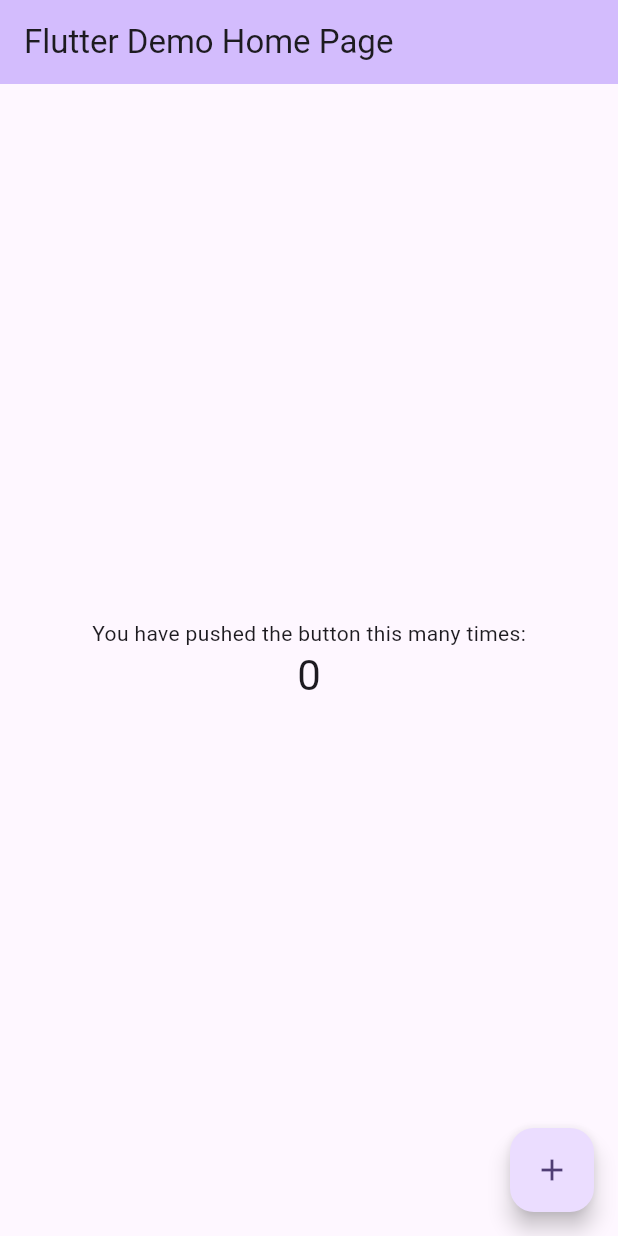
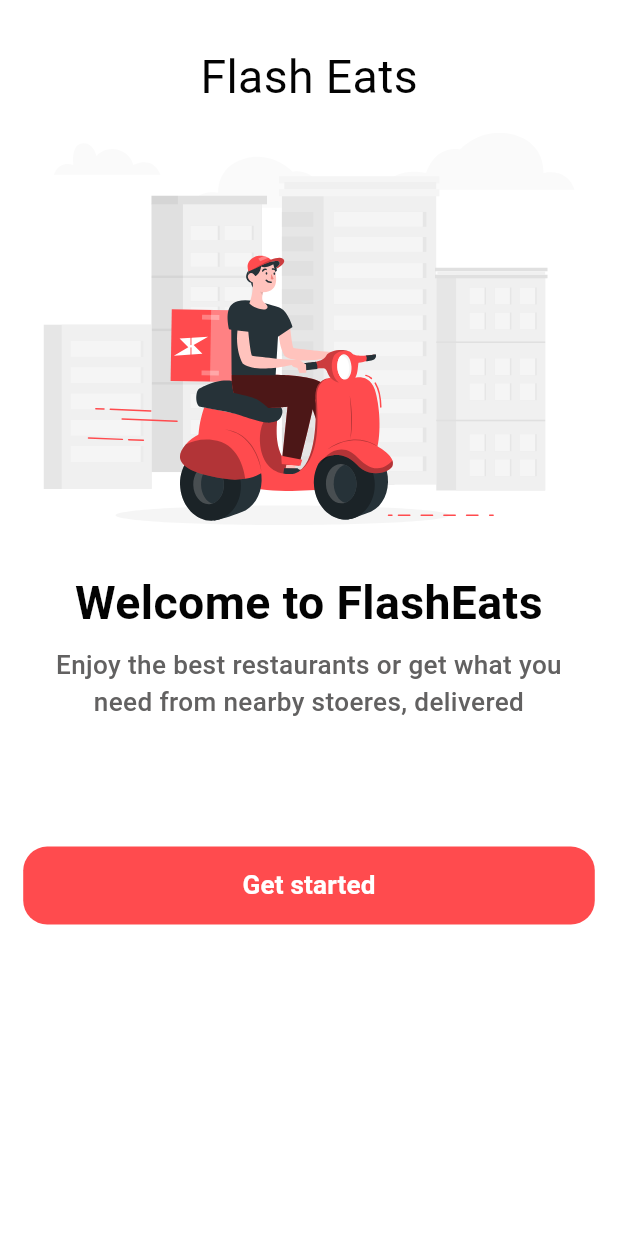
Before and after one commit to AymenSensai/FlashEats, a Flutter app: the screen it shows after launch, on a phone screen of 412 x 824 dp. Run offline on Flutter 3.47's test engine with Material 3 defaults, Android fonts, the phone set to English and light mode, and no system bars; our stand-ins replace flutter_screenutil, flutter_svg.

Commit message:
added onboarding Screen

```diff
--- /dev/null
+++ b/lib/core/helpers/extensions.dart
@@ -0,0 +1,20 @@
+import 'package:flutter/material.dart';
+
+extension Navigation on BuildContext {
+  Future<dynamic> pushNamed(String routeName, {Object? arguments}) {
+    return Navigator.of(this).pushNamed(routeName, arguments: arguments);
+  }
+
+  Future<dynamic> pushReplacementNamed(String routeName, {Object? arguments}) {
+    return Navigator.of(this)
+        .pushReplacementNamed(routeName, arguments: arguments);
+  }
+
+  Future<dynamic> pushNamedAndRemoveUntil(String routeName,
+      {Object? arguments, required RoutePredicate predicate}) {
+    return Navigator.of(this)
+        .pushNamedAndRemoveUntil(routeName, predicate, arguments: arguments);
+  }
+
+  void pop() => Navigator.of(this).pop();
+}
--- /dev/null
+++ b/lib/core/routing/app_router.dart
@@ -0,0 +1,24 @@
+import 'package:flash_eats/core/routing/routes.dart';
+import 'package:flash_eats/features/authentication/ui/widgets/phone_registration_screen.dart';
+import 'package:flash_eats/features/onboarding/onboarding_screen.dart';
+import 'package:flutter/material.dart';
+
+class AppRouter {
+  Route generateRoute(RouteSettings settings) {
+    // this arguments to be passed in any screen like this (argument as ClassName)
+    final arguments = settings.arguments;
+
+    switch (settings.name) {
+      case Routes.onBoardingScreen:
+        return MaterialPageRoute(builder: (_) => const OnboardingScreen());
+      case Routes.phoneRegistration:
+        return MaterialPageRoute(builder: (_) => const PhoneRegistration());
+      default:
+        return MaterialPageRoute(
+            builder: (_) => Scaffold(
+                  body: Center(
+                      child: Text("No route defined for ${settings.name}")),
+                ));
+    }
+  }
+}
--- /dev/null
+++ b/lib/core/routing/routes.dart
@@ -0,0 +1,4 @@
+class Routes {
+  static const String onBoardingScreen = '/onBoardingScreen';
+  static const String phoneRegistration = '/phoneRegistration';
+}
--- /dev/null
+++ b/lib/core/theming/colors.dart
@@ -0,0 +1,7 @@
+import 'package:flutter/material.dart';
+
+class ColorsManager {
+  static const Color mainOrange = Color(0xFFFF4B4E);
+  static const Color black = Color(0xFF030303);
+  static const Color gray = Color(0xFF626161);
+}
--- /dev/null
+++ b/lib/core/theming/styles.dart
@@ -0,0 +1,19 @@
+import 'package:flash_eats/core/theming/colors.dart';
+import 'package:flutter/material.dart';
+import 'package:flutter_screenutil/flutter_screenutil.dart';
+
+class TextStyles {
+  static TextStyle font32BlackNormal = TextStyle(
+      fontSize: 32.sp,
+      fontWeight: FontWeight.normal,
+      color: ColorsManager.black);
+
+  static TextStyle font32BlackBold = TextStyle(
+      fontSize: 32.sp, fontWeight: FontWeight.bold, color: ColorsManager.black);
+
+  static TextStyle font18GraykMedium = TextStyle(
+      fontSize: 18.sp, fontWeight: FontWeight.w500, color: ColorsManager.gray);
+
+  static TextStyle font18WhiteSemiBold = TextStyle(
+      fontSize: 18.sp, fontWeight: FontWeight.w600, color: Colors.white);
+}
--- /dev/null
+++ b/lib/features/authentication/ui/widgets/phone_registration_screen.dart
@@ -0,0 +1,12 @@
+import 'package:flutter/material.dart';
+
+class PhoneRegistration extends StatelessWidget {
+  const PhoneRegistration({super.key});
+
+  @override
+  Widget build(BuildContext context) {
+    return const Scaffold(
+      body: Center(child: Text("PhoneRegistration Screen")),
+    );
+  }
+}
--- /dev/null
+++ b/lib/features/onboarding/onboarding_screen.dart
@@ -0,0 +1,44 @@
+import 'package:flash_eats/core/theming/styles.dart';
+import 'package:flash_eats/features/onboarding/widgets/get_started_button.dart';
+import 'package:flutter/material.dart';
+import 'package:flutter_screenutil/flutter_screenutil.dart';
+import 'package:flutter_svg/flutter_svg.dart';
+
+class OnboardingScreen extends StatelessWidget {
+  const OnboardingScreen({super.key});
+
+  @override
+  Widget build(BuildContext context) {
+    return Scaffold(
+        body: SafeArea(
+            child: SingleChildScrollView(
+                child: Padding(
+      padding:
+          EdgeInsets.only(top: 30.h, bottom: 30.h, right: 16.h, left: 16.h),
+      child: Column(
+        children: [
+          Text(
+            "Flash Eats",
+            style: TextStyles.font32BlackNormal,
+          ),
+          SizedBox(height: 16.h),
+          SvgPicture.asset('assets/svgs/onboarding_illustration.svg'),
+          SizedBox(height: 30.h),
+          Text(
+            "Welcome to FlashEats",
+            style: TextStyles.font32BlackBold,
+            textAlign: TextAlign.center,
+          ),
+          SizedBox(height: 8.h),
+          Text(
+            "Enjoy the best restaurants or get what you need from nearby stoeres, delivered",
+            style: TextStyles.font18GraykMedium,
+            textAlign: TextAlign.center,
+          ),
+          SizedBox(height: 86.h),
+          const GetStartedButton()
+        ],
+      ),
+    ))));
+  }
+}
--- /dev/null
+++ b/lib/features/onboarding/widgets/get_started_button.dart
@@ -0,0 +1,29 @@
+import 'package:flash_eats/core/helpers/extensions.dart';
+import 'package:flash_eats/core/routing/routes.dart';
+import 'package:flash_eats/core/theming/colors.dart';
+import 'package:flash_eats/core/theming/styles.dart';
+import 'package:flutter/material.dart';
+
+class GetStartedButton extends StatelessWidget {
+  const GetStartedButton({super.key});
+
+  @override
+  Widget build(BuildContext context) {
+    return TextButton(
+      onPressed: () {
+        context.pushNamed(Routes.phoneRegistration);
+      },
+      style: ButtonStyle(
+          backgroundColor: MaterialStateProperty.all(ColorsManager.mainOrange),
+          tapTargetSize: MaterialTapTargetSize.shrinkWrap,
+          minimumSize:
+              MaterialStateProperty.all(const Size(double.infinity, 52)),
+          shape: MaterialStateProperty.all(
+              RoundedRectangleBorder(borderRadius: BorderRadius.circular(16)))),
+      child: Text(
+        "Get started",
+        style: TextStyles.font18WhiteSemiBold,
+      ),
+    );
+  }
+}
--- /dev/null
+++ b/lib/flash_eats_app.dart
@@ -0,0 +1,28 @@
+import 'package:flash_eats/core/routing/app_router.dart';
+import 'package:flash_eats/core/routing/routes.dart';
+import 'package:flash_eats/core/theming/colors.dart';
+import 'package:flutter/material.dart';
+import 'package:flutter_screenutil/flutter_screenutil.dart';
+
+class FlashEatsApp extends StatelessWidget {
+  final AppRouter appRouter;
+  const FlashEatsApp({super.key, required this.appRouter});
+
+  @override
+  Widget build(BuildContext context) {
+    return ScreenUtilInit(
+      designSize: const Size(393, 852),
+      minTextAdapt: true,
+      splitScreenMode: true,
+      child: MaterialApp(
+        debugShowCheckedModeBanner: false,
+        title: 'Flash Eats',
+        theme: ThemeData(
+            primaryColor: ColorsManager.mainOrange,
+            scaffoldBackgroundColor: Colors.white),
+        onGenerateRoute: appRouter.generateRoute,
+        initialRoute: Routes.onBoardingScreen,
+      ),
+    );
+  }
+}
--- a/lib/main.dart
+++ b/lib/main.dart
@@ -1,126 +1,7 @@
+import 'package:flash_eats/core/routing/app_router.dart';
+import 'package:flash_eats/flash_eats_app.dart';
 import 'package:flutter/material.dart';
 
 void main() {
-  runApp(const MyApp());
+  runApp(FlashEatsApp(appRouter: AppRouter()));
 }
-
-class MyApp extends StatelessWidget {
-  const MyApp({super.key});
-
-  // This widget is the root of your application.
-  @override
-  Widget build(BuildContext context) {
-    return MaterialApp(
-      debugShowCheckedModeBanner: false,
-      title: 'Flutter Demo',
-      theme: ThemeData(
-        // This is the theme of your application.
-        //
-        // TRY THIS: Try running your application with "flutter run". You'll see
-        // the application has a purple toolbar. Then, without quitting the app,
-        // try changing the seedColor in the colorScheme below to Colors.green
-        // and then invoke "hot reload" (save your changes or press the "hot
-        // reload" button in a Flutter-supported IDE, or press "r" if you used
-        // the command line to start the app).
-        //
-        // Notice that the counter didn't reset back to zero; the application
-        // state is not lost during the reload. To reset the state, use hot
-        // restart instead.
-        //
-        // This works for code too, not just values: Most code changes can be
-        // tested with just a hot reload.
-        colorScheme: ColorScheme.fromSeed(seedColor: Colors.deepPurple),
-        useMaterial3: true,
-      ),
-      home: const MyHomePage(title: 'Flutter Demo Home Page'),
-    );
-  }
-}
-
-class MyHomePage extends StatefulWidget {
-  const MyHomePage({super.key, required this.title});
-
-  // This widget is the home page of your application. It is stateful, meaning
-  // that it has a State object (defined below) that contains fields that affect
-  // how it looks.
-
-  // This class is the configuration for the state. It holds the values (in this
-  // case the title) provided by the parent (in this case the App widget) and
-  // used by the build method of the State. Fields in a Widget subclass are
-  // always marked "final".
-
-  final String title;
-
-  @override
-  State<MyHomePage> createState() => _MyHomePageState();
-}
-
-class _MyHomePageState extends State<MyHomePage> {
-  int _counter = 0;
-
-  void _incrementCounter() {
-    setState(() {
-      // This call to setState tells the Flutter framework that something has
-      // changed in this State, which causes it to rerun the build method below
-      // so that the display can reflect the updated values. If we changed
-      // _counter without calling setState(), then the build method would not be
-      // called again, and so nothing would appear to happen.
-      _counter++;
-    });
-  }
-
-  @override
-  Widget build(BuildContext context) {
-    // This method is rerun every time setState is called, for instance as done
-    // by the _incrementCounter method above.
-    //
-    // The Flutter framework has been optimized to make rerunning build methods
-    // fast, so that you can just rebuild anything that needs updating rather
-    // than having to individually change instances of widgets.
-    return Scaffold(
-      appBar: AppBar(
-        // TRY THIS: Try changing the color here to a specific color (to
-        // Colors.amber, perhaps?) and trigger a hot reload to see the AppBar
-        // change color while the other colors stay the same.
-        backgroundColor: Theme.of(context).colorScheme.inversePrimary,
-        // Here we take the value from the MyHomePage object that was created by
-        // the App.build method, and use it to set our appbar title.
-        title: Text(widget.title),
-      ),
-      body: Center(
-        // Center is a layout widget. It takes a single child and positions it
-        // in the middle of the parent.
-        child: Column(
-          // Column is also a layout widget. It takes a list of children and
-          // arranges them vertically. By default, it sizes itself to fit its
-          // children horizontally, and tries to be as tall as its parent.
-          //
-          // Column has various properties to control how it sizes itself and
-          // how it positions its children. Here we use mainAxisAlignment to
-          // center the children vertically; the main axis here is the vertical
-          // axis because Columns are vertical (the cross axis would be
-          // horizontal).
-          //
-          // TRY THIS: Invoke "debug painting" (choose the "Toggle Debug Paint"
-          // action in the IDE, or press "p" in the console), to see the
-          // wireframe for each widget.
-          mainAxisAlignment: MainAxisAlignment.center,
-          children: <Widget>[
-            const Text(
-              'You have pushed the button this many times:',
-            ),
-            Text(
-              '$_counter',
-              style: Theme.of(context).textTheme.headlineMedium,
-            ),
-          ],
-        ),
-      ),
-      floatingActionButton: FloatingActionButton(
-        onPressed: _incrementCounter,
-        tooltip: 'Increment',
-        child: const Icon(Icons.add),
-      ), // This trailing comma makes auto-formatting nicer for build methods.
-    );
-  }
-}
```
Also changed, not shown: pubspec.yaml (+8 -4 lines), assets/svgs/onboarding_illustration.svg (added), pubspec.lock, 1 other file.
